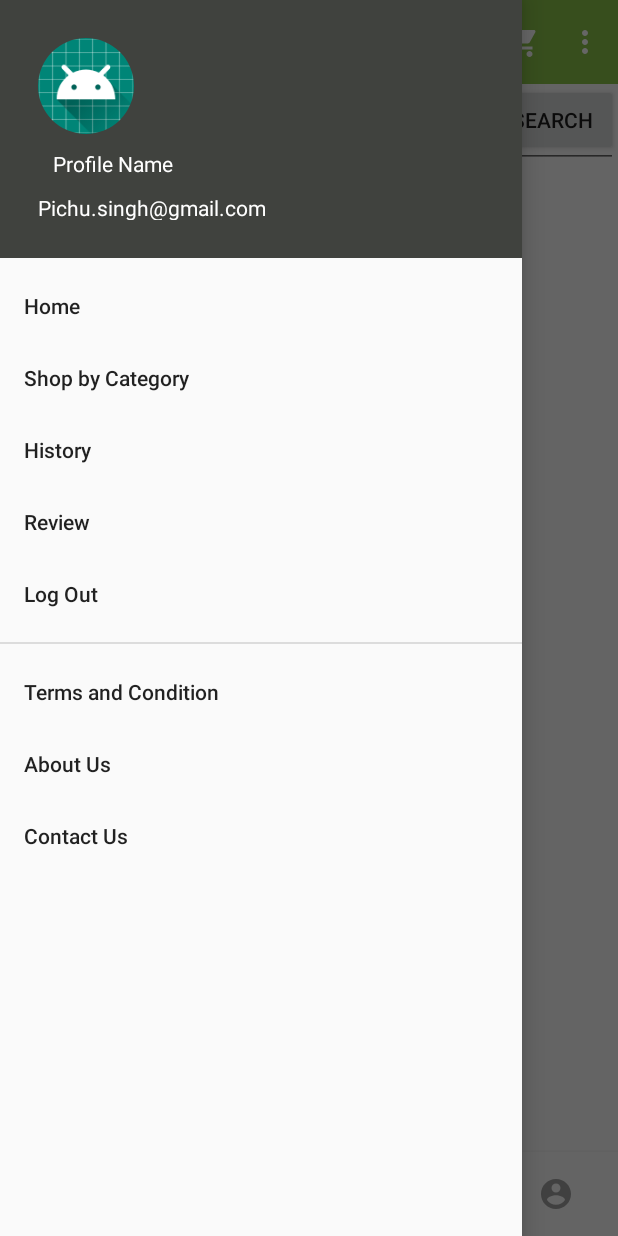
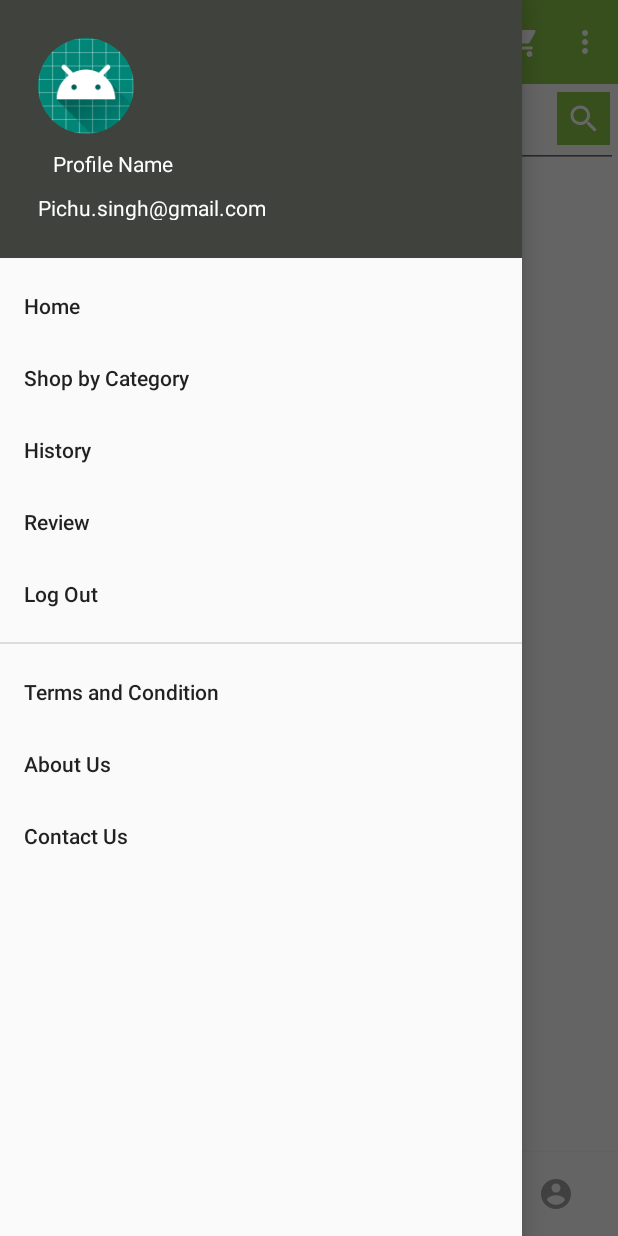
Before and after one commit to Asif1407/BigBasket_User, an Android app: the fragment SearchFragment placed in its activity, with the side drawer open, on a phone screen of 412 x 824 dp. Run offline under Robolectric (Android 15) with nearby library versions, the phone set to English and light mode, and no system bars; our stand-ins replace CircleImageView, Firebase (no records; nobody signed in at launch, a user with empty details on screens opened directly), Picasso; libraries missing offline, so code that uses them is left out: com.synnapps.carouselview, io.grpc.internal; pictures from the network do not load; Roboto replaces fonts that are not available here; 5 statements that could not run were skipped.

Commit message:
Search UI Added

```diff
--- a/app/src/main/java/Fragments/SearchFragment.java
+++ b/app/src/main/java/Fragments/SearchFragment.java
@@ -14,6 +14,7 @@ import android.view.View;
 import android.view.ViewGroup;
 import android.widget.Button;
 import android.widget.EditText;
+import android.widget.ImageButton;
 import android.widget.ImageView;
 import android.widget.TextView;
 
@@ -40,7 +41,7 @@ public class SearchFragment extends Fragment {
 
     // Init.
     private EditText searchText;
-    private Button searchBtn;
+    private ImageButton searchBtn;
     private RecyclerView recyclerView;
 
     // RecyclerView
--- /dev/null
+++ b/app/src/main/res/drawable/ic_search_white.xml
@@ -0,0 +1,5 @@
+<vector android:height="24dp" android:tint="#FFFFFF"
+    android:viewportHeight="24.0" android:viewportWidth="24.0"
+    android:width="24dp" xmlns:android="http://schemas.android.com/apk/res/android">
+    <path android:fillColor="#FF000000" android:pathData="M15.5,14h-0.79l-0.28,-0.27C15.41,12.59 16,11.11 16,9.5 16,5.91 13.09,3 9.5,3S3,5.91 3,9.5 5.91,16 9.5,16c1.61,0 3.09,-0.59 4.23,-1.57l0.27,0.28v0.79l5,4.99L20.49,19l-4.99,-5zM9.5,14C7.01,14 5,11.99 5,9.5S7.01,5 9.5,5 14,7.01 14,9.5 11.99,14 9.5,14z"/>
+</vector>
--- a/app/src/main/res/layout/activity_item_detail.xml
+++ b/app/src/main/res/layout/activity_item_detail.xml
@@ -4,6 +4,7 @@
     xmlns:tools="http://schemas.android.com/tools"
     android:layout_width="match_parent"
     android:layout_height="match_parent"
+    android:background="@drawable/screenbackground"
     tools:context=".ItemDetailActivity">
 
     <include
--- a/app/src/main/res/layout/fragment_search.xml
+++ b/app/src/main/res/layout/fragment_search.xml
@@ -4,14 +4,16 @@
     android:layout_height="match_parent"
     tools:context="Fragments.SearchFragment">
 
-    <Button
+    <ImageButton
         android:id="@+id/searchBtn"
-        android:layout_width="wrap_content"
-        android:layout_height="wrap_content"
+        android:layout_width="35dp"
+        android:layout_height="35dp"
+        android:layout_margin="5dp"
         android:layout_alignParentEnd="true"
-        android:text="Search">
+        android:background="@color/colorPrimary"
+        android:src="@drawable/ic_search_white"
+        android:text="Search"/>
 
-    </Button>
 
     <EditText
         android:id="@+id/searchText"
```
Also changed, not shown: app/src/main/res/drawable-anydpi/screenbackground.png (deleted).
